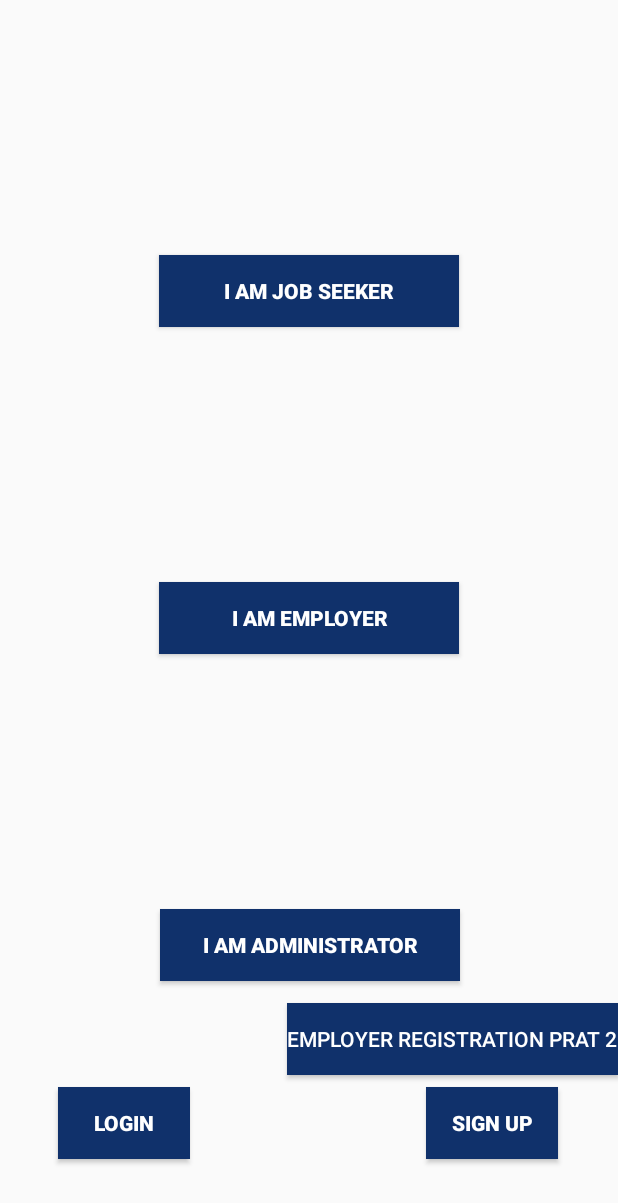
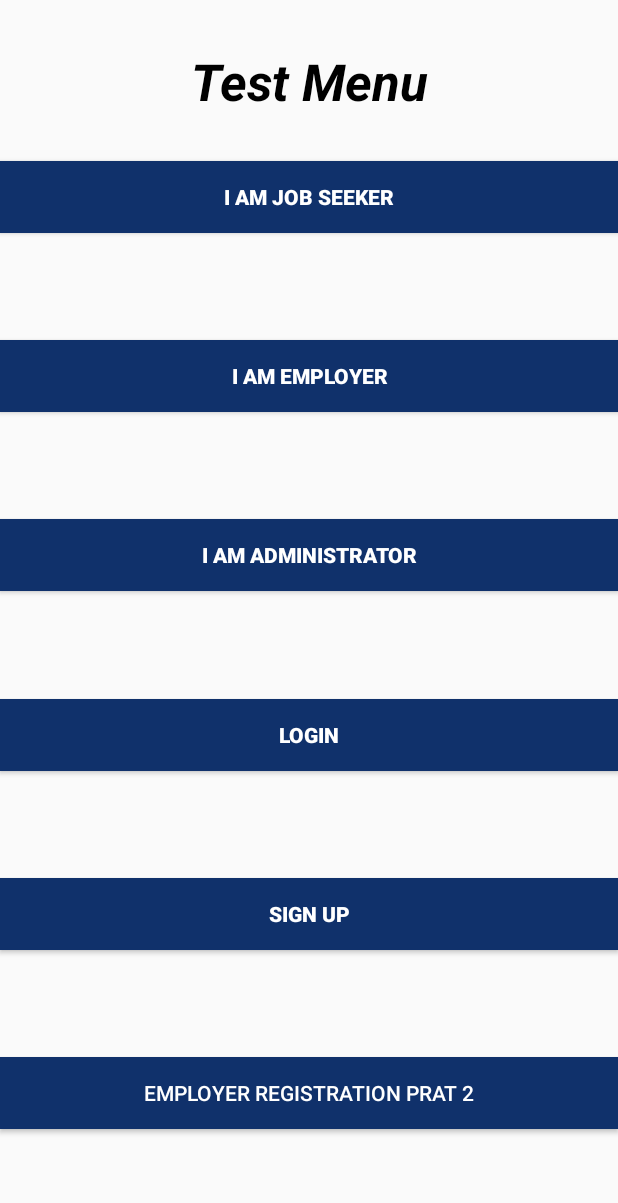
Before and after one commit to IT21252990/Job_Clique, an Android app: the screen it shows after launch (MainActivity), on a phone screen of 412 x 824 dp. Shown: the top 1203 px of the screen. Run offline under Robolectric (Android 15) with nearby library versions, the light colour scheme and no system bars.

Commit message:
allmost done

```diff
--- a/app/src/main/res/layout/activity_main.xml
+++ b/app/src/main/res/layout/activity_main.xml
@@ -31,11 +31,14 @@
 
 
     <!--    </com.google.android.material.bottomnavigation.BottomNavigationView>-->
+
     <Button
         android:id="@+id/btnjobSeekerMenu"
-        android:layout_width="200dp"
+        android:layout_width="0dp"
         android:layout_height="wrap_content"
+        android:layout_marginTop="36dp"
         android:background="@color/darkBlue"
+        android:onClick="jobSeekerHome"
         android:text="@string/test_btn1_jobseeker"
         android:textColor="@color/white"
         android:textStyle="bold"
@@ -43,12 +46,11 @@
         app:layout_constraintEnd_toEndOf="parent"
         app:layout_constraintHorizontal_bias="0.5"
         app:layout_constraintStart_toStartOf="parent"
-        app:layout_constraintTop_toTopOf="parent"
-        android:onClick="jobSeekerHome"/>
+        app:layout_constraintTop_toTopOf="parent" />
 
     <Button
         android:id="@+id/btnEmployerMenu"
-        android:layout_width="200dp"
+        android:layout_width="0dp"
         android:layout_height="wrap_content"
         android:background="@color/darkBlue"
         android:text="@string/text_btn2_employer"
@@ -62,61 +64,73 @@
 
     <Button
         android:id="@+id/btnAdminMenu"
-        android:layout_width="200dp"
+        android:layout_width="0dp"
         android:layout_height="wrap_content"
         android:background="@color/darkBlue"
         android:text="@string/test_btn3_admin"
         android:textColor="@color/white"
         android:textStyle="bold"
-        app:layout_constraintBottom_toBottomOf="parent"
+        app:layout_constraintBottom_toTopOf="@+id/button3"
         app:layout_constraintEnd_toEndOf="parent"
-        app:layout_constraintHorizontal_bias="0.502"
         app:layout_constraintStart_toStartOf="parent"
         app:layout_constraintTop_toBottomOf="@+id/btnEmployerMenu" />
 
     <Button
         android:id="@+id/button3"
-        android:layout_width="wrap_content"
+        android:layout_width="0dp"
         android:layout_height="wrap_content"
         android:background="@color/darkBlue"
         android:onClick="userLoginPage"
         android:text="@string/btntestLogin"
         android:textColor="@color/white"
         android:textStyle="bold"
-        app:layout_constraintBottom_toBottomOf="parent"
+        app:layout_constraintBottom_toTopOf="@+id/button5"
         app:layout_constraintEnd_toEndOf="parent"
-        app:layout_constraintHorizontal_bias="0.12"
+        app:layout_constraintHorizontal_bias="0.5"
         app:layout_constraintStart_toStartOf="parent"
-        app:layout_constraintTop_toBottomOf="@+id/btnAdminMenu"
-        app:layout_constraintVertical_bias="0.58" />
+        app:layout_constraintTop_toBottomOf="@+id/btnAdminMenu" />
 
     <Button
         android:id="@+id/button5"
-        android:layout_width="wrap_content"
+        android:layout_width="0dp"
         android:layout_height="wrap_content"
         android:background="@color/darkBlue"
         android:onClick="userRegistrationPage"
         android:text="@string/btntestSignUp"
         android:textColor="@color/white"
         android:textStyle="bold"
-        app:layout_constraintBottom_toBottomOf="parent"
+        app:layout_constraintBottom_toTopOf="@+id/button8"
         app:layout_constraintEnd_toEndOf="parent"
-        app:layout_constraintHorizontal_bias="0.876"
+        app:layout_constraintHorizontal_bias="0.5"
         app:layout_constraintStart_toStartOf="parent"
-        app:layout_constraintTop_toBottomOf="@+id/btnAdminMenu"
-        app:layout_constraintVertical_bias="0.58" />
+        app:layout_constraintTop_toBottomOf="@+id/button3" />
 
     <Button
         android:id="@+id/button8"
-        android:layout_width="wrap_content"
+        android:layout_width="0dp"
         android:layout_height="wrap_content"
-        android:layout_marginBottom="8dp"
         android:background="@color/darkBlue"
+        android:onClick="employerRegiPartTwo"
         android:text="@string/btnTestEmpRegiPart2"
         android:textColor="@color/white"
-        app:layout_constraintBottom_toTopOf="@+id/button5"
+        app:layout_constraintBottom_toBottomOf="parent"
         app:layout_constraintEnd_toEndOf="parent"
-        app:layout_constraintHorizontal_bias="1.0"
-        app:layout_constraintStart_toEndOf="@+id/btnAdminMenu"
-        android:onClick="employerRegiPartTwo"/>
+        app:layout_constraintHorizontal_bias="0.5"
+        app:layout_constraintStart_toStartOf="parent"
+        app:layout_constraintTop_toBottomOf="@+id/button5" />
+
+    <TextView
+        android:id="@+id/textView33"
+        android:layout_width="0dp"
+        android:layout_height="wrap_content"
+        android:gravity="center"
+        android:text="Test Menu"
+        android:textColor="@color/black"
+        android:textSize="34dp"
+        android:textStyle="bold|italic"
+        app:layout_constraintBottom_toTopOf="@+id/btnjobSeekerMenu"
+        app:layout_constraintEnd_toEndOf="parent"
+        app:layout_constraintHorizontal_bias="0.5"
+        app:layout_constraintStart_toStartOf="parent"
+        app:layout_constraintTop_toTopOf="parent" />
 </androidx.constraintlayout.widget.ConstraintLayout>
--- a/app/src/main/res/values/strings.xml
+++ b/app/src/main/res/values/strings.xml
@@ -77,5 +77,7 @@
     <string name="currPwHint">Enter Current Password Here</string>
     <string name="newPwHint">Enter New Password Here</string>
     <string name="ConfirmPwHint">Enter Confirm Password Here</string>
+    <string name="btnResetPw">Reset Password</string>
+    <string name="btnResetPwCancel">Cancel</string>
 
 </resources>
```
Also changed, not shown: app/src/main/res/layout/fragment_reset_password.xml (+20 -13 lines).
